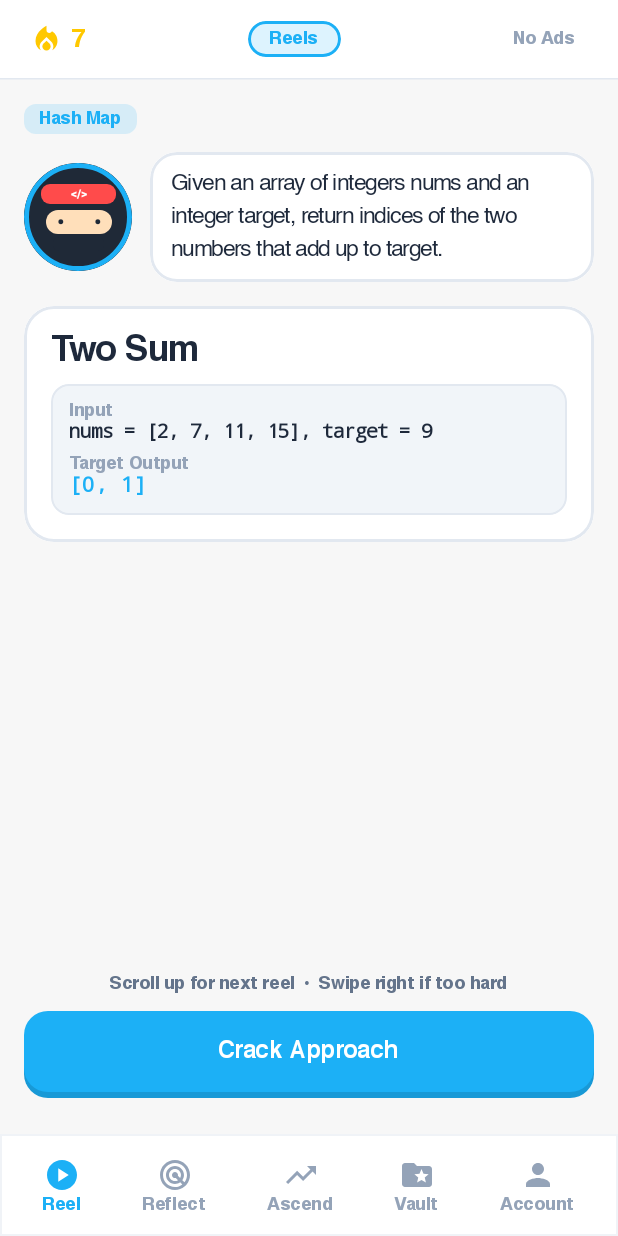
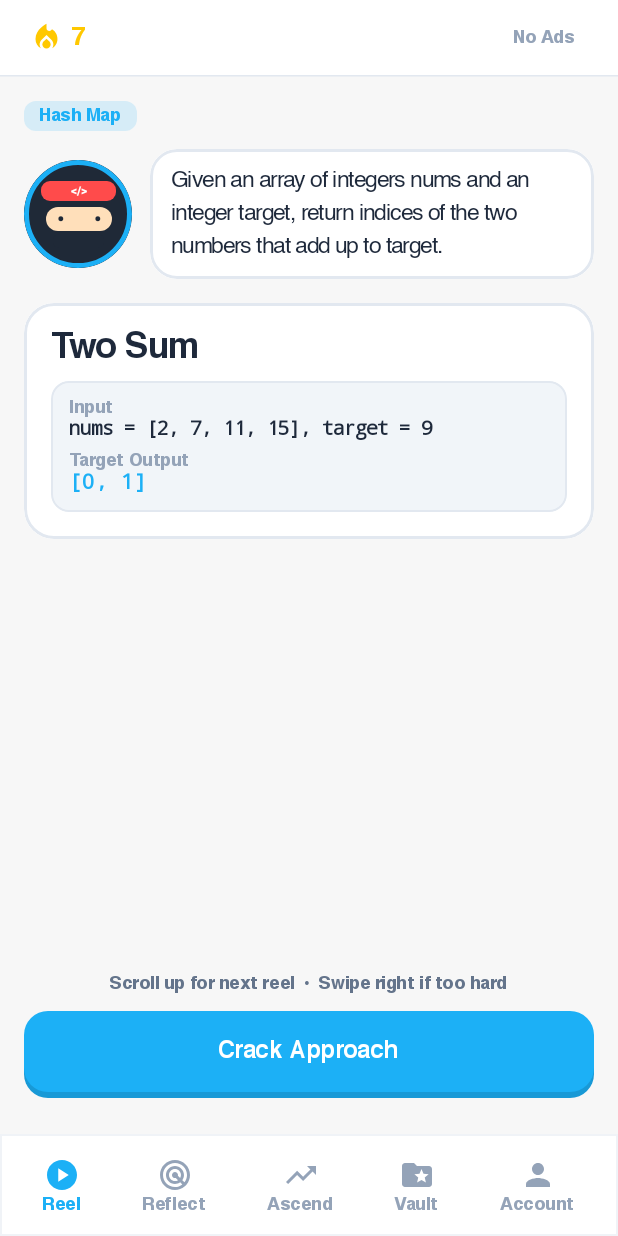
Before and after one commit to krazykarthik2/leetlingo, an Android app built with Jetpack Compose: the screen it shows after launch (MainActivity), on a phone screen of 412 x 824 dp. Run offline under Robolectric (Android 15) with nearby library versions, the phone set to English and light mode, and no system bars.

Commit message:
chore: remove Reels heading pill from top bar and keep system preference status bar

```diff
--- a/app/src/main/java/com/leetlingo/app/ui/screens/ReelFeedScreen.kt
+++ b/app/src/main/java/com/leetlingo/app/ui/screens/ReelFeedScreen.kt
@@ -121,15 +121,6 @@ fun ReelFeedScreen(
                 )
                 Spacer(modifier = Modifier.width(6.dp))
                 Text("7", color = VaultYellow, style = HelveticaSubtitle)
-            }
-            Box(
-                modifier = Modifier
-                    .clip(RoundedCornerShape(12.dp))
-                    .background(ReelBlue.copy(alpha = 0.15f))
-                    .border(2.dp, ReelBlue, RoundedCornerShape(12.dp))
-                    .padding(horizontal = 14.dp, vertical = 6.dp)
-            ) {
-                Text("Reels", color = ReelBlue, style = HelveticaSmall)
             }
             // Pro Ad-Free Pill / Status Indicator
             Box(
```
